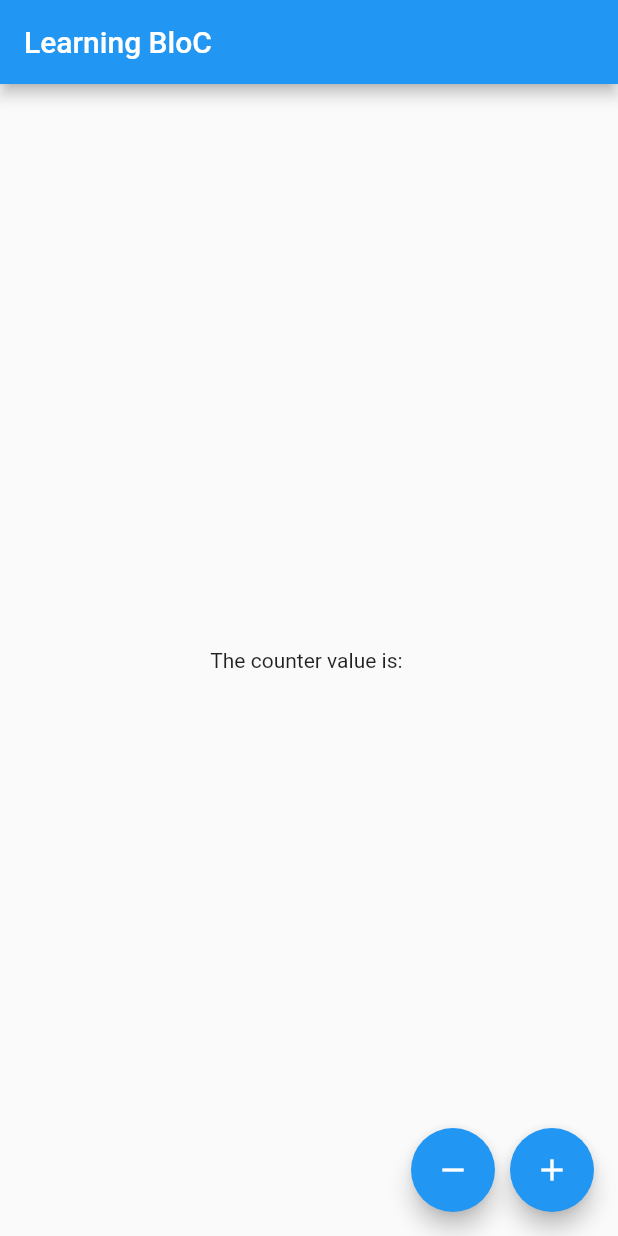
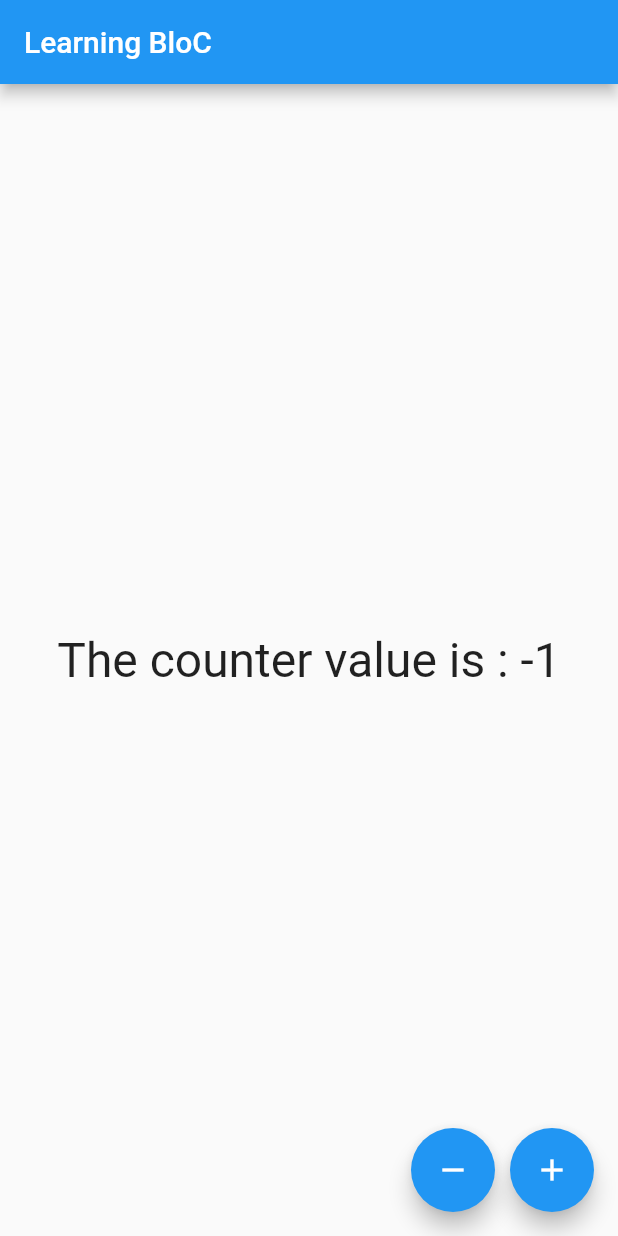
Before and after one commit to Chethan-170/flutter_bloc_example, a Flutter app: the screen it shows after launch, after a tap on the "remove" icon, on a phone screen of 412 x 824 dp. Run offline on Flutter 3.47's test engine with Material 2 defaults, Android fonts, the phone set to English and light mode, and no system bars; our stand-ins replace bloc, equatable, flutter_bloc.

```diff
--- a/lib/app.dart
+++ b/lib/app.dart
@@ -1,4 +1,6 @@
+import 'package:bloc_tutorial/cubics/counter/counter_cubit.dart';
 import 'package:flutter/material.dart';
+import 'package:flutter_bloc/flutter_bloc.dart';
 
 class App extends StatelessWidget {
   const App({super.key});
@@ -11,21 +13,35 @@ class App extends StatelessWidget {
         appBar: AppBar(
           title: Text("Learning BloC"),
         ),
-        body: const Column(
-            mainAxisAlignment: MainAxisAlignment.center,
-            children: <Widget>[Center(child: Text('The counter value is: '))]),
+        body: BlocBuilder<CounterCubit, CounterState>(
+          builder: (context, state) {
+            return Column(
+                mainAxisAlignment: MainAxisAlignment.center,
+                children: <Widget>[
+                  Center(
+                      child: Text(
+                    'The counter value is : ${state.counter}',
+                    style: TextStyle(fontSize: 32),
+                  ))
+                ]);
+          },
+        ),
         floatingActionButton: Row(
           mainAxisAlignment: MainAxisAlignment.end,
           children: [
             FloatingActionButton(
-              onPressed: () => {},
+              onPressed: () {
+                BlocProvider.of<CounterCubit>(context).decrement();
+              },
               child: const Icon(Icons.remove),
             ),
             const SizedBox(
               width: 10,
             ),
             FloatingActionButton(
-              onPressed: () => {},
+              onPressed: () {
+                BlocProvider.of<CounterCubit>(context).increment();
+              },
               child: const Icon(Icons.add),
             )
           ],
--- a/lib/bloc/counter_event.dart
+++ /dev/null
@@ -1,5 +0,0 @@
-abstract class CounterEvent {}
-
-class IncrementEvent extends CounterEvent {}
-
-class DecrementEvent extends CounterEvent {}
--- /dev/null
+++ b/lib/cubics/counter/counter_cubit.dart
@@ -0,0 +1,18 @@
+import 'package:bloc/bloc.dart';
+import 'package:equatable/equatable.dart';
+
+part 'counter_state.dart';
+
+class CounterCubit extends Cubit<CounterState> {
+  CounterCubit() : super(CounterState.initial());
+
+  void increment() {
+    final newState = state.copyWith(counter: state.counter + 1);
+    print(newState);
+    emit(newState);
+  }
+
+  void decrement() {
+    emit(state.copyWith(counter: state.counter - 1));
+  }
+}
--- /dev/null
+++ b/lib/cubics/counter/counter_state.dart
@@ -0,0 +1,27 @@
+part of 'counter_cubit.dart';
+
+class CounterState extends Equatable {
+  final int counter;
+
+  CounterState({
+    required this.counter,
+  });
+
+  factory CounterState.initial() {
+    return CounterState(counter: 0);
+  }
+
+  CounterState copyWith({
+    int? counter,
+  }) {
+    return CounterState(
+      counter: counter ?? this.counter,
+    );
+  }
+
+  @override
+  List<Object> get props => [counter];
+
+  @override
+  String toString() => 'CounterState(counter: $counter)';
+}
--- a/lib/main.dart
+++ b/lib/main.dart
@@ -1,6 +1,11 @@
 import 'package:bloc_tutorial/app.dart';
+import 'package:bloc_tutorial/cubics/counter/counter_cubit.dart';
 import 'package:flutter/material.dart';
+import 'package:flutter_bloc/flutter_bloc.dart';
 
 void main() {
-  runApp(const App());
+  runApp(BlocProvider(
+    create: (context) => CounterCubit(),
+    child: App(),
+  ));
 }
```
Also changed, not shown: lib/bloc/counter_bloc.dart (deleted, +0 -7 lines), lib/bloc/counter_state.dart (deleted, +0 -9 lines).
